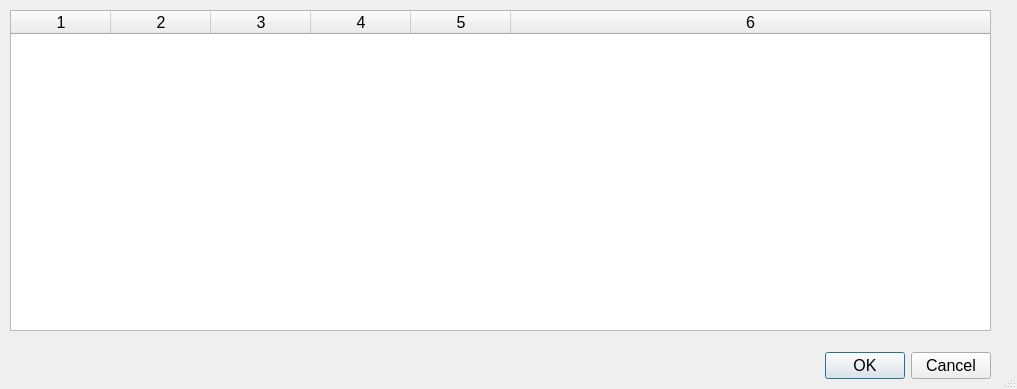
Before: the Qt Designer form dialogpullfile.ui in AlexShneur/LO_Storage, drawn with Qt 5.
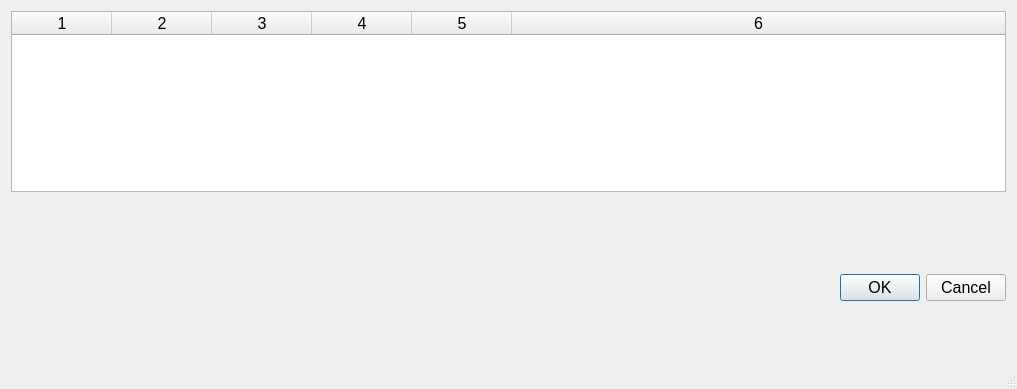
After: the same form once the commit is applied.

The edit to the form file:
```diff
--- a/dialogpullfile.ui
+++ b/dialogpullfile.ui
@@ -28,43 +28,9 @@
   <property name="sizeGripEnabled">
    <bool>true</bool>
   </property>
-  <widget class="QDialogButtonBox" name="buttonBox">
-   <property name="geometry">
-    <rect>
-     <x>650</x>
-     <y>350</y>
-     <width>341</width>
-     <height>32</height>
-    </rect>
-   </property>
-   <property name="sizePolicy">
-    <sizepolicy hsizetype="Expanding" vsizetype="Expanding">
-     <horstretch>0</horstretch>
-     <verstretch>0</verstretch>
-    </sizepolicy>
-   </property>
-   <property name="font">
-    <font>
-     <family>Arial</family>
-     <pointsize>12</pointsize>
-    </font>
-   </property>
-   <property name="orientation">
-    <enum>Qt::Horizontal</enum>
-   </property>
-   <property name="standardButtons">
-    <set>QDialogButtonBox::Cancel|QDialogButtonBox::Ok</set>
-   </property>
-  </widget>
+  <layout class="QGridLayout" name="gridLayout">
+   <item row="0" column="0">
   <widget class="QTableWidget" name="twRecords">
-   <property name="geometry">
-    <rect>
-     <x>10</x>
-     <y>10</y>
-     <width>981</width>
-     <height>321</height>
-    </rect>
-   </property>
    <property name="sizeAdjustPolicy">
     <enum>QAbstractScrollArea::AdjustToContents</enum>
    </property>
@@ -105,6 +71,30 @@
    <column/>
    <column/>
   </widget>
+   </item>
+   <item row="1" column="0">
+    <widget class="QDialogButtonBox" name="buttonBox">
+     <property name="sizePolicy">
+      <sizepolicy hsizetype="Expanding" vsizetype="Expanding">
+       <horstretch>0</horstretch>
+       <verstretch>0</verstretch>
+      </sizepolicy>
+     </property>
+     <property name="font">
+      <font>
+       <family>Arial</family>
+       <pointsize>12</pointsize>
+      </font>
+     </property>
+     <property name="orientation">
+      <enum>Qt::Horizontal</enum>
+     </property>
+     <property name="standardButtons">
+      <set>QDialogButtonBox::Cancel|QDialogButtonBox::Ok</set>
+     </property>
+    </widget>
+   </item>
+  </layout>
  </widget>
  <resources/>
  <connections>
```
Lines whose indentation alone changed are shown as unchanged.
